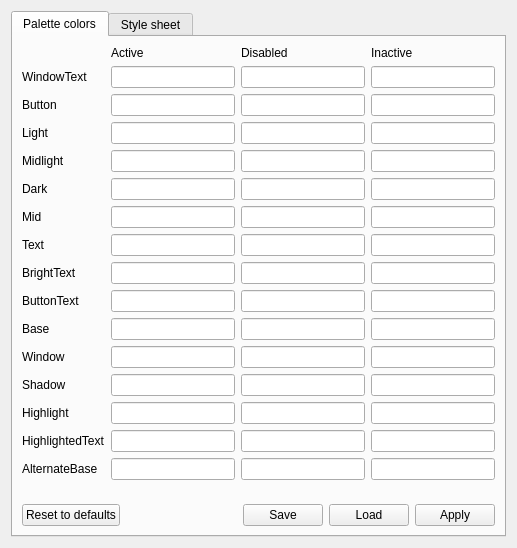
This is src/bin/scenarist-desktop/UserInterfaceLayer/_tools/UIConfigurator.ui in dimkanovikov/KITScenarist as Qt 5 draws it before an edit. The edited form follows.
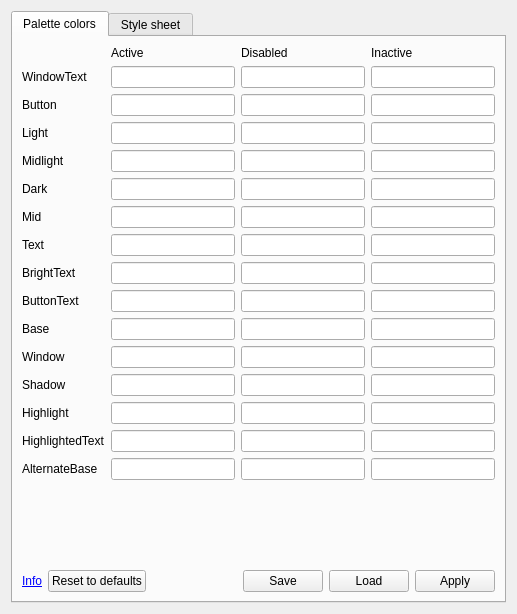
This is the edited form.

Commit message: Small improovements in designer tool

```diff
--- a/src/bin/scenarist-desktop/UserInterfaceLayer/_tools/UIConfigurator.ui
+++ b/src/bin/scenarist-desktop/UserInterfaceLayer/_tools/UIConfigurator.ui
@@ -7,7 +7,7 @@
     <x>0</x>
     <y>0</y>
     <width>517</width>
-    <height>548</height>
+    <height>614</height>
    </rect>
   </property>
   <property name="windowTitle">
@@ -103,6 +103,16 @@
        </item>
        <item row="17" column="0" colspan="4">
         <layout class="QHBoxLayout" name="horizontalLayout">
+         <item>
+          <widget class="QLabel" name="label_19">
+           <property name="text">
+            <string>&lt;html&gt;&lt;head/&gt;&lt;body&gt;&lt;p&gt;&lt;a href=&quot;http://doc.qt.io/qt-5/qpalette.html&quot;&gt;&lt;span style=&quot; text-decoration: underline; color:#0000ff;&quot;&gt;Info&lt;/span&gt;&lt;/a&gt;&lt;/p&gt;&lt;/body&gt;&lt;/html&gt;</string>
+           </property>
+           <property name="openExternalLinks">
+            <bool>true</bool>
+           </property>
+          </widget>
+         </item>
          <item>
           <widget class="QPushButton" name="resetPalette">
            <property name="text">
```
Left out of the diff: 10 changed lines with no effect on the pictures.
